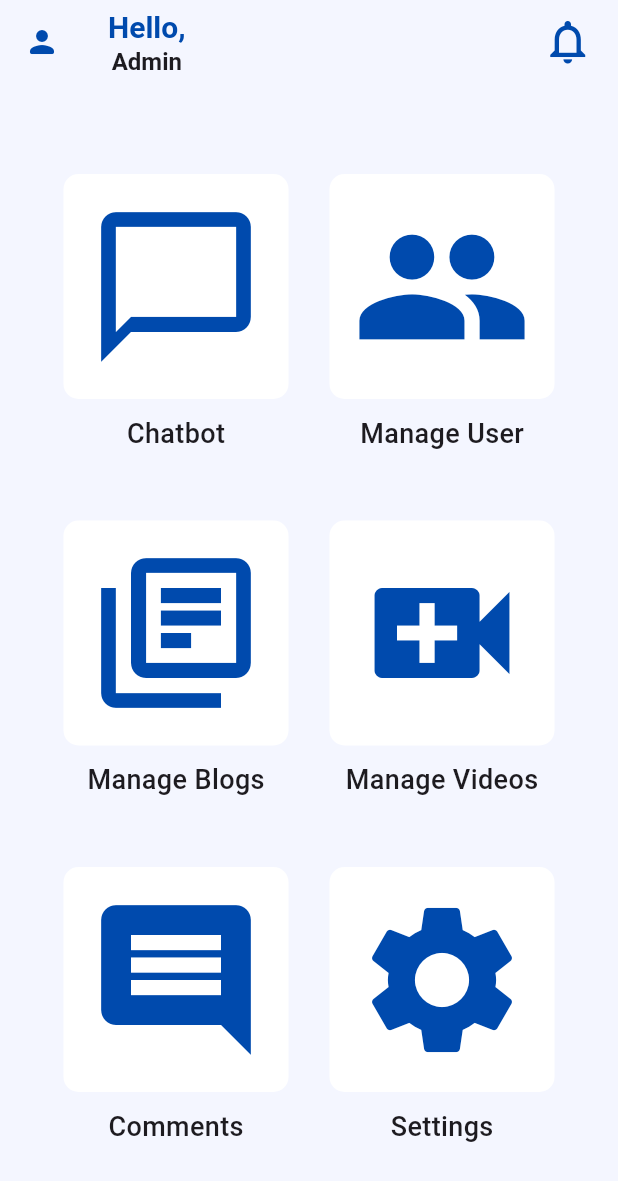
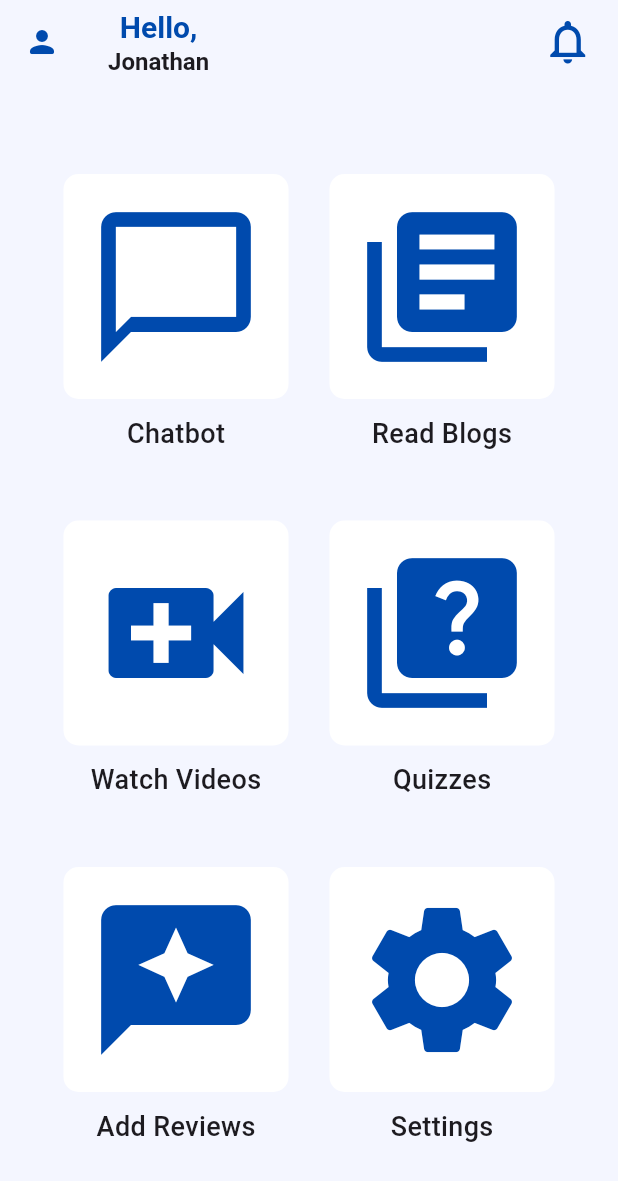
Before and after one commit to IT21175466/Flutter-Pertise-Project, a Flutter app: the screen it shows after launch, on a phone screen of 412 x 824 dp. Shown: the top 1181 px of the screen. Run offline on Flutter 3.47's test engine with Material 2 defaults, Android fonts, the phone set to English and light mode, and no system bars; our stand-ins replace otp_text_field.

Commit message:
User Home Screen Done

```diff
--- /dev/null
+++ b/lib/Frontend/UserHomeScreen.dart
@@ -0,0 +1,296 @@
+import 'package:flutter/material.dart';
+
+class UserHomeScreen extends StatefulWidget {
+  const UserHomeScreen({super.key});
+
+  @override
+  State<UserHomeScreen> createState() => _UserHomeScreenState();
+}
+
+class _UserHomeScreenState extends State<UserHomeScreen> {
+  @override
+  Widget build(BuildContext context) {
+    return Scaffold(
+      appBar: AppBar(
+        leading: const Icon(
+          Icons.person_rounded,
+          color: Color.fromARGB(255, 0, 74, 173),
+        ),
+        title: Row(
+          children: [
+            Column(
+              children: [
+                Align(
+                  alignment: Alignment.centerLeft,
+                  child: Text(
+                    "Hello,",
+                    style: TextStyle(
+                      fontSize: 20,
+                      color: Color.fromARGB(255, 0, 74, 173),
+                      fontWeight: FontWeight.w700,
+                    ),
+                  ),
+                ),
+                Align(
+                  alignment: Alignment.bottomLeft,
+                  child: Text(
+                    "Jonathan",
+                    style: TextStyle(
+                      fontSize: 16,
+                      fontWeight: FontWeight.w700,
+                    ),
+                  ),
+                ),
+              ],
+            ),
+            Spacer(),
+            Icon(
+              Icons.notifications_outlined,
+              size: 35,
+              color: Color.fromARGB(255, 0, 74, 173),
+            ),
+          ],
+        ),
+        backgroundColor: const Color.fromARGB(255, 244, 246, 255),
+      ),
+      body: Container(
+        padding: EdgeInsets.symmetric(vertical: 15, horizontal: 15),
+        child: Column(
+          children: [
+            Spacer(),
+            //1st Row
+            Row(
+              children: [
+                Spacer(),
+                Container(
+                  height: 150,
+                  width: 150,
+                  decoration: BoxDecoration(
+                    color: Colors.white,
+                    borderRadius: BorderRadius.circular(10),
+                  ),
+                  child: IconButton(
+                    onPressed: () {},
+                    icon: Icon(
+                      Icons.chat_bubble_outline,
+                      color: Color.fromARGB(255, 0, 74, 173),
+                      size: 120,
+                    ),
+                  ),
+                ),
+                Spacer(),
+                Container(
+                  height: 150,
+                  width: 150,
+                  decoration: BoxDecoration(
+                    color: Colors.white,
+                    borderRadius: BorderRadius.circular(10),
+                  ),
+                  child: IconButton(
+                    onPressed: () {},
+                    icon: Icon(
+                      Icons.library_books,
+                      color: Color.fromARGB(255, 0, 74, 173),
+                      size: 120,
+                    ),
+                  ),
+                ),
+                Spacer(),
+              ],
+            ),
+            SizedBox(
+              height: 10,
+            ),
+            Row(
+              children: [
+                Spacer(),
+                Container(
+                  width: 150,
+                  child: Center(
+                    child: Text(
+                      'Chatbot',
+                      style: TextStyle(
+                        fontSize: 18,
+                        fontWeight: FontWeight.w500,
+                      ),
+                    ),
+                  ),
+                ),
+                Spacer(),
+                Container(
+                  width: 150,
+                  child: Center(
+                    child: Text(
+                      'Read Blogs',
+                      style: TextStyle(
+                        fontSize: 18,
+                        fontWeight: FontWeight.w500,
+                      ),
+                    ),
+                  ),
+                ),
+                Spacer(),
+              ],
+            ),
+
+            Spacer(),
+
+            //2nd Row
+            Row(
+              children: [
+                Spacer(),
+                Container(
+                  height: 150,
+                  width: 150,
+                  decoration: BoxDecoration(
+                    color: Colors.white,
+                    borderRadius: BorderRadius.circular(10),
+                  ),
+                  child: IconButton(
+                    onPressed: () {},
+                    icon: Icon(
+                      Icons.video_call,
+                      color: Color.fromARGB(255, 0, 74, 173),
+                      size: 120,
+                    ),
+                  ),
+                ),
+                Spacer(),
+                Container(
+                  height: 150,
+                  width: 150,
+                  decoration: BoxDecoration(
+                    color: Colors.white,
+                    borderRadius: BorderRadius.circular(10),
+                  ),
+                  child: IconButton(
+                    onPressed: () {},
+                    icon: Icon(
+                      Icons.quiz,
+                      color: Color.fromARGB(255, 0, 74, 173),
+                      size: 120,
+                    ),
+                  ),
+                ),
+                Spacer(),
+              ],
+            ),
+            SizedBox(
+              height: 10,
+            ),
+            Row(
+              children: [
+                Spacer(),
+                Container(
+                  width: 150,
+                  child: Center(
+                    child: Text(
+                      'Watch Videos',
+                      style: TextStyle(
+                        fontSize: 18,
+                        fontWeight: FontWeight.w500,
+                      ),
+                    ),
+                  ),
+                ),
+                Spacer(),
+                Container(
+                  width: 150,
+                  child: Center(
+                    child: Text(
+                      'Quizzes',
+                      style: TextStyle(
+                        fontSize: 18,
+                        fontWeight: FontWeight.w500,
+                      ),
+                    ),
+                  ),
+                ),
+                Spacer(),
+              ],
+            ),
+
+            //3rd Row
+            Spacer(),
+
+            Row(
+              children: [
+                Spacer(),
+                Container(
+                  height: 150,
+                  width: 150,
+                  decoration: BoxDecoration(
+                    color: Colors.white,
+                    borderRadius: BorderRadius.circular(10),
+                  ),
+                  child: IconButton(
+                    onPressed: () {},
+                    icon: Icon(
+                      Icons.reviews,
+                      color: Color.fromARGB(255, 0, 74, 173),
+                      size: 120,
+                    ),
+                  ),
+                ),
+                Spacer(),
+                Container(
+                  height: 150,
+                  width: 150,
+                  decoration: BoxDecoration(
+                    color: Colors.white,
+                    borderRadius: BorderRadius.circular(10),
+                  ),
+                  child: IconButton(
+                    onPressed: () {},
+                    icon: Icon(
+                      Icons.settings,
+                      color: Color.fromARGB(255, 0, 74, 173),
+                      size: 120,
+                    ),
+                  ),
+                ),
+                Spacer(),
+              ],
+            ),
+            SizedBox(
+              height: 10,
+            ),
+            Row(
+              children: [
+                Spacer(),
+                Container(
+                  width: 150,
+                  child: Center(
+                    child: Text(
+                      'Add Reviews',
+                      style: TextStyle(
+                        fontSize: 18,
+                        fontWeight: FontWeight.w500,
+                      ),
+                    ),
+                  ),
+                ),
+                Spacer(),
+                Container(
+                  width: 150,
+                  child: Center(
+                    child: Text(
+                      'Settings',
+                      style: TextStyle(
+                        fontSize: 18,
+                        fontWeight: FontWeight.w500,
+                      ),
+                    ),
+                  ),
+                ),
+                Spacer(),
+              ],
+            ),
+            Spacer(),
+          ],
+        ),
+      ),
+      backgroundColor: const Color.fromARGB(255, 244, 246, 255),
+    );
+  }
+}
--- a/lib/main.dart
+++ b/lib/main.dart
@@ -1,8 +1,6 @@
 import 'package:flutter/material.dart';
-import 'package:sexpertise/Frontend/AdminHomeScreen.dart';
-import 'package:sexpertise/Frontend/ChangePasswordScreen.dart';
-import 'package:sexpertise/Frontend/ForgotPasswordScreen.dart';
-import 'package:sexpertise/Frontend/OTPVerificationScreen.dart';
+import 'package:sexpertise/Frontend/SplashScreen.dart';
+import 'package:sexpertise/Frontend/UserHomeScreen.dart';
 
 void main() {
   runApp(const MyApp());
@@ -33,10 +31,10 @@ class MyApp extends StatelessWidget {
         //
         // This works for code too, not just values: Most code changes can be
         // tested with just a hot reload.
-        colorScheme: ColorScheme.fromSeed(seedColor: Colors.deepPurple),
+        //colorScheme: ColorScheme.fromSeed(seedColor: Colors.deepPurple),
         useMaterial3: true,
       ),
-      home: AdminHomeScreen(),
+      home: UserHomeScreen(),
     );
   }
 }
```
